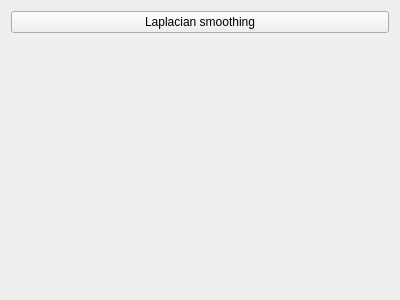
Before: the Qt Designer form Plugin/ui/widget.ui in Pentacode-IAFA/Quad-Remeshing, drawn with Qt 5.
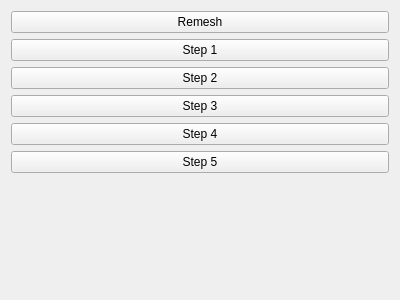
After: the same form once the commit is applied.

```diff
--- a/Plugin/ui/widget.ui
+++ b/Plugin/ui/widget.ui
@@ -14,7 +14,21 @@
    <string>Form</string>
   </property>
   <layout class="QGridLayout" name="gridLayout">
+   <item row="3" column="0">
+    <widget class="QPushButton" name="_step3Button">
+     <property name="text">
+      <string>Step 3</string>
+     </property>
+    </widget>
+   </item>
    <item row="1" column="0">
+    <widget class="QPushButton" name="_step1Button">
+     <property name="text">
+      <string>Step 1</string>
+     </property>
+    </widget>
+   </item>
+   <item row="6" column="0">
     <spacer name="verticalSpacer">
      <property name="orientation">
       <enum>Qt::Vertical</enum>
@@ -30,7 +44,28 @@
    <item row="0" column="0">
     <widget class="QPushButton" name="_runButton">
      <property name="text">
-      <string>Laplacian smoothing</string>
+      <string>Remesh</string>
+     </property>
+    </widget>
+   </item>
+   <item row="2" column="0">
+    <widget class="QPushButton" name="_step2Button">
+     <property name="text">
+      <string>Step 2</string>
+     </property>
+    </widget>
+   </item>
+   <item row="4" column="0">
+    <widget class="QPushButton" name="_step4Button">
+     <property name="text">
+      <string>Step 4</string>
+     </property>
+    </widget>
+   </item>
+   <item row="5" column="0">
+    <widget class="QPushButton" name="_step5Button">
+     <property name="text">
+      <string>Step 5</string>
      </property>
     </widget>
    </item>
```
Left out of the diff: 2 changed lines with no effect on the pictures.
